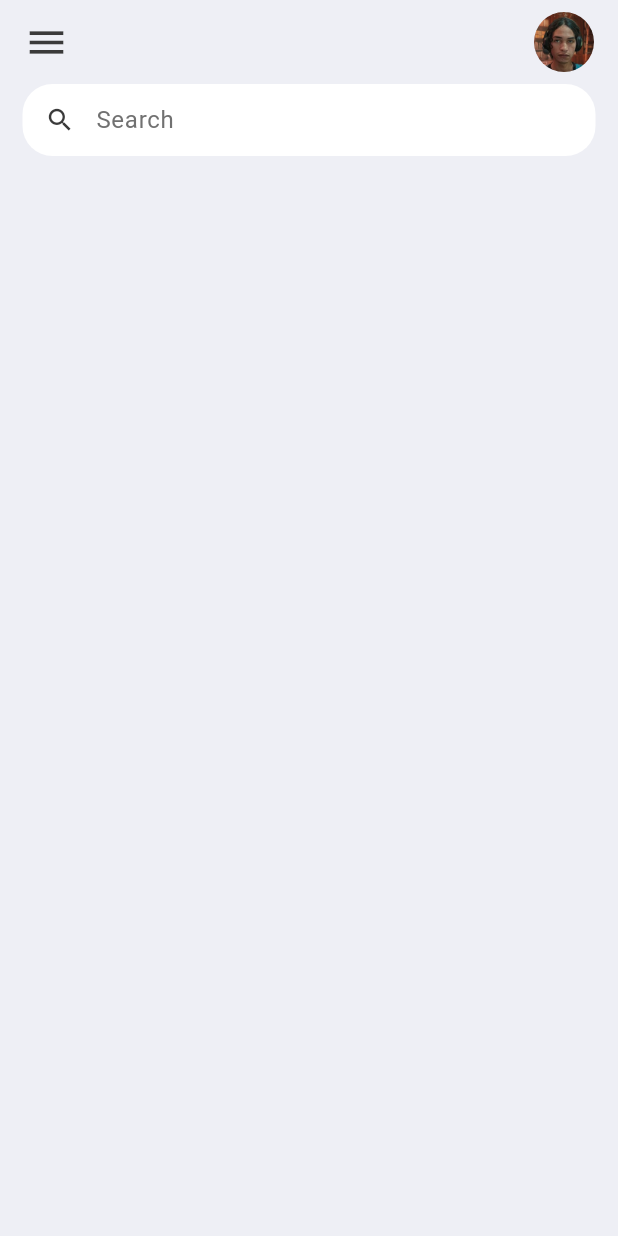
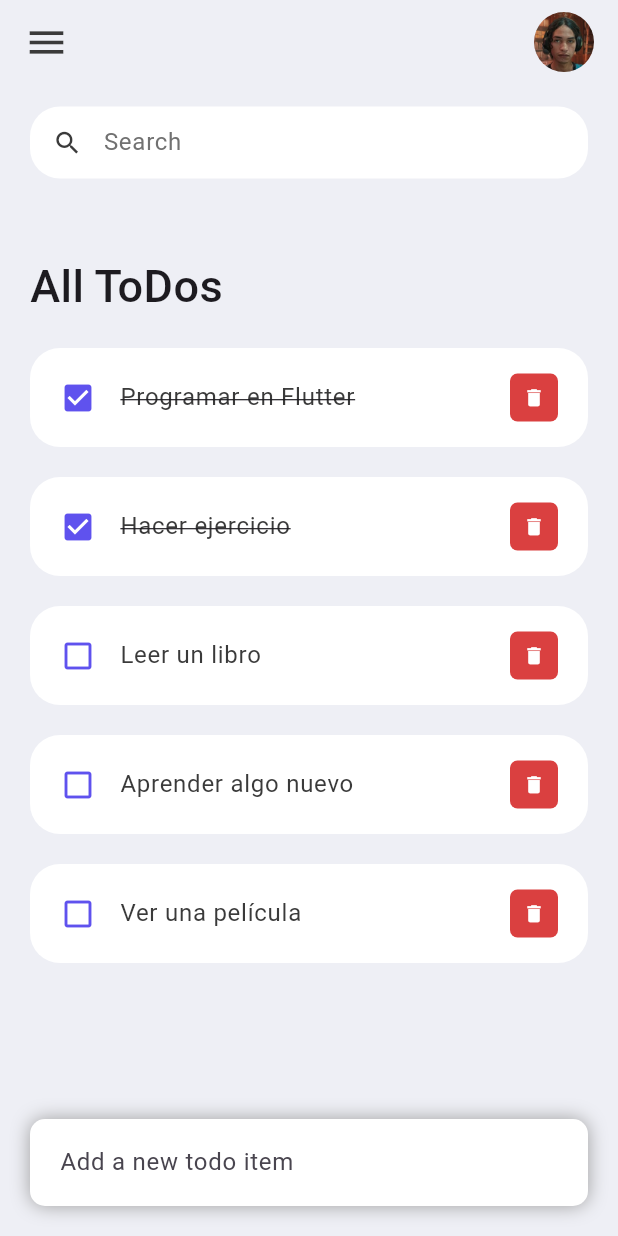
Before and after one commit to Nosrey/todo_list_flutter, a Flutter app: the screen it shows after launch, on a phone screen of 412 x 824 dp. Run offline on Flutter 3.47's test engine with Material 3 defaults, Android fonts, the phone set to English and light mode, and no system bars.

Commit message:
avances en las listas todo
las listas ahora estan construidas, el textInput ya esta agregado, las listas ahora ya tienen la logica para adaptar su visual en base a si estan activadas o no

```diff
--- a/lib/main.dart
+++ b/lib/main.dart
@@ -13,7 +13,7 @@ class MyApp extends StatelessWidget {
   Widget build(BuildContext context) {
     SystemChrome.setSystemUIOverlayStyle(
         const SystemUiOverlayStyle(statusBarColor: Colors.transparent));
-    return const MaterialApp(
+    return MaterialApp(
       debugShowCheckedModeBanner: false, // Disable the debug banner
       title: 'ToDo App',
       home: Home(),
--- /dev/null
+++ b/lib/model/todo.dart
@@ -0,0 +1,21 @@
+class ToDo {
+  String? id;
+  String? todoText;
+  bool isDone;
+
+  ToDo({
+    required this.id,
+    required this.todoText,
+    this.isDone = false,
+  });
+
+  static List<ToDo> todoList() {
+    return [
+      ToDo(id: '01', todoText: 'Programar en Flutter', isDone: true),
+      ToDo(id: '02', todoText: 'Hacer ejercicio', isDone: true),
+      ToDo(id: '03', todoText: 'Leer un libro', isDone: false),
+      ToDo(id: '04', todoText: 'Aprender algo nuevo', isDone: false),
+      ToDo(id: '05', todoText: 'Ver una película', isDone: false),
+    ];
+  }
+}
--- a/lib/screens/home.dart
+++ b/lib/screens/home.dart
@@ -1,38 +1,77 @@
 import 'package:flutter/material.dart';
-import 'package:todo_list_flutter/constants/colors.dart';
+import '../constants/colors.dart';
+import '../widgets/todo_item.dart';
+import '../model/todo.dart';
 
 class Home extends StatelessWidget {
-  const Home({super.key});
+  Home({super.key});
+
+  final todosList = ToDo.todoList();
 
   @override
   Widget build(BuildContext context) {
     return Scaffold(
       backgroundColor: tdBGColor,
       appBar: _buildAppBar(),
-      body: Container(
-        padding: EdgeInsets.symmetric(horizontal: 15),
+      body: Stack(
+        children: [
+          Container(
+            padding: EdgeInsets.symmetric(horizontal: 20, vertical: 15),
             child: Column(
               children: [
+                SearchBox(),
+                Expanded(
+                  child: ListView(
+                    children: [
                       Container(
-              padding: EdgeInsets.symmetric(horizontal: 15),
+                        margin: EdgeInsets.only(top: 50, bottom: 20),
+                        child: Text(
+                          'All ToDos',
+                          style: TextStyle(
+                            fontSize: 30,
+                            fontWeight: FontWeight.w500,
+                          ),
+                        ),
+                      ),
+                      for (ToDo todoo in todosList) TodoItem(todo: todoo),
+                    ],
+                  ),
+                ),
+              ],
+            ),
+          ),
+          Align(
+              alignment: Alignment.bottomCenter,
+              child: Row(
+                children: [
+                  Expanded(
+                    child: Container(
+                      margin: EdgeInsets.only(bottom: 20, right: 20, left: 20),
+                      padding:
+                          EdgeInsets.symmetric(horizontal: 20, vertical: 5),
                       decoration: BoxDecoration(
-                  color: Colors.white, borderRadius: BorderRadius.circular(20)),
+                        color: Colors.white,
+                        boxShadow: const [
+                          BoxShadow(
+                            color: Colors.grey,
+                            offset: Offset(0.0, 0.0),
+                            blurRadius: 10.0,
+                            spreadRadius: 0.0,
+                          ),
+                        ],
+                        borderRadius: BorderRadius.circular(10),
+                      ),
                       child: TextField(
                         decoration: InputDecoration(
-                  contentPadding: EdgeInsets.all(10),
-                  prefixIcon: Padding(
-                      padding: EdgeInsets.only(right: 10),
-                      child: Icon(Icons.search, color: tdBlack, size: 20)),
-                  prefixIconConstraints:
-                      BoxConstraints(maxHeight: 20, minWidth: 25),
+                          hintText: 'Add a new todo item',
                           border: InputBorder.none,
-                  hintText: 'Search',
-                  hintStyle: TextStyle(color: tdGrey),
                         ),
                       ),
-            )
+                    ),
+                  ),
                 ],
-        ),
+              ))
+        ],
       ),
     );
   }
@@ -53,3 +92,30 @@ class Home extends StatelessWidget {
     );
   }
 }
+
+class SearchBox extends StatelessWidget {
+  const SearchBox({
+    super.key,
+  });
+
+  @override
+  Widget build(BuildContext context) {
+    return Container(
+      padding: EdgeInsets.symmetric(horizontal: 15),
+      decoration: BoxDecoration(
+          color: Colors.white, borderRadius: BorderRadius.circular(20)),
+      child: TextField(
+        decoration: InputDecoration(
+          contentPadding: EdgeInsets.all(10),
+          prefixIcon: Padding(
+              padding: EdgeInsets.only(right: 10),
+              child: Icon(Icons.search, color: tdBlack, size: 20)),
+          prefixIconConstraints: BoxConstraints(maxHeight: 20, minWidth: 25),
+          border: InputBorder.none,
+          hintText: 'Search',
+          hintStyle: TextStyle(color: tdGrey),
+        ),
+      ),
+    );
+  }
+}
--- /dev/null
+++ b/lib/widgets/todo_item.dart
@@ -0,0 +1,49 @@
+import 'package:flutter/material.dart';
+import 'package:todo_list_flutter/constants/colors.dart';
+import 'package:todo_list_flutter/model/todo.dart';
+
+class TodoItem extends StatelessWidget {
+  final ToDo todo;
+
+  const TodoItem({Key? key, required this.todo}) : super(key: key);
+
+  @override
+  Widget build(BuildContext context) {
+    return Container(
+        margin: EdgeInsets.only(bottom: 20),
+        child: ListTile(
+            onTap: () {
+              print('Clicked on Todo Item');
+            },
+            shape:
+                RoundedRectangleBorder(borderRadius: BorderRadius.circular(20)),
+            contentPadding: EdgeInsets.symmetric(horizontal: 20, vertical: 5),
+            tileColor: Colors.white,
+            leading: Icon(
+              todo.isDone ? Icons.check_box : Icons.check_box_outline_blank, color: tdBlue),
+            title: Text(todo.todoText!,
+                style: TextStyle(
+                    fontSize: 16,
+                    color: tdBlack,
+                    decoration:
+                        todo.isDone ? TextDecoration.lineThrough : null)),
+            trailing: Container(
+              padding: EdgeInsets.all(0),
+              margin: EdgeInsets.symmetric(vertical: 6),
+              height: 32,
+              width: 32,
+              decoration: BoxDecoration(
+                color: tdRed,
+                borderRadius: BorderRadius.circular(5),
+              ),
+              child: IconButton(
+                color: Colors.white,
+                iconSize: 15,
+                icon: Icon(Icons.delete),
+                onPressed: () {
+                  print('Clicked on Delete');
+                },
+              ),
+            )));
+  }
+}
```
Lines whose indentation alone changed are shown as unchanged.
